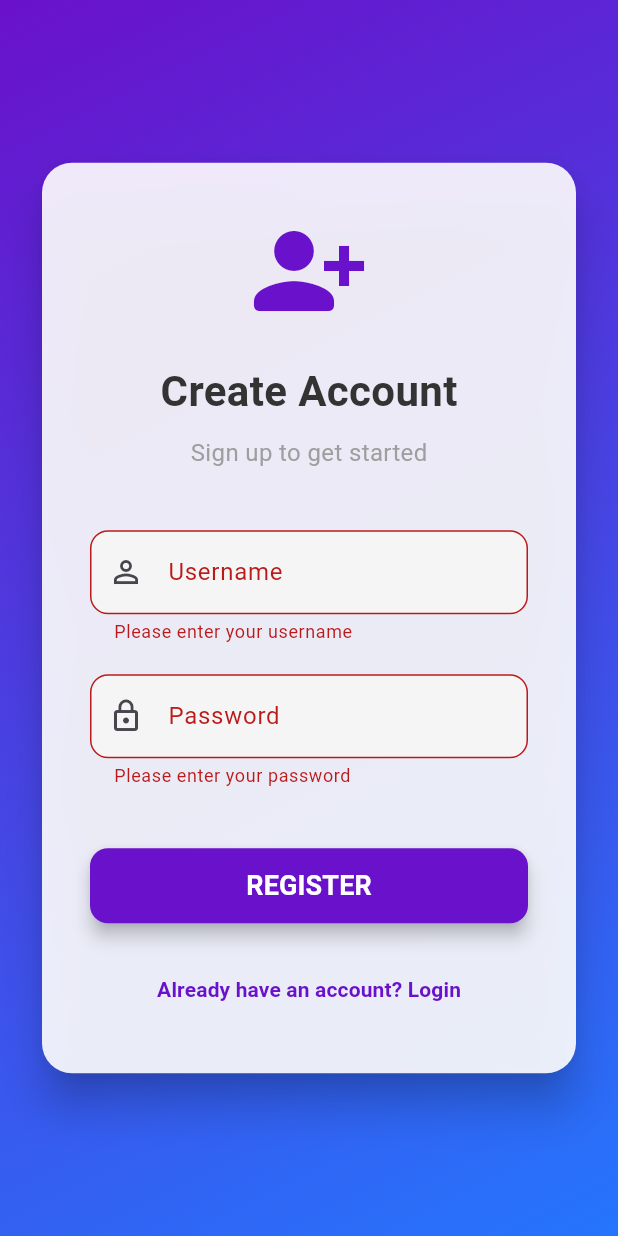
After one commit to Luigi196362/IA-flutter, a Flutter app: the RegisterScreen screen opened directly, after a tap on "REGISTER", on a phone screen of 412 x 824 dp. The commit adds this screen. Run offline on Flutter 3.47's test engine with Material 3 defaults, Android fonts, the phone set to English and light mode, and no system bars.

Commit message:
Pagina de registro

```diff
--- a/lib/l10n/app_en.arb
+++ b/lib/l10n/app_en.arb
@@ -8,5 +8,12 @@
   "loginButton": "LOGIN",
   "loginSuccess": "Login Successful!",
   "loginFailed": "Login Failed: {statusCode}",
-  "errorOccurred": "Error: {error}"
+  "errorOccurred": "Error: {error}",
+  "registerTitle": "Create Account",
+  "registerSubtitle": "Sign up to get started",
+  "registerButton": "REGISTER",
+  "registerLink": "Don't have an account? Sign up",
+  "haveAccountLink": "Already have an account? Login",
+  "registerSuccess": "Registration Successful!",
+  "registerFailed": "Registration Failed: {statusCode}"
 }
--- a/lib/l10n/app_es.arb
+++ b/lib/l10n/app_es.arb
@@ -8,5 +8,12 @@
   "loginButton": "INICIAR SESIÓN",
   "loginSuccess": "¡Inicio de sesión exitoso!",
   "loginFailed": "Fallo el inicio de sesión: {statusCode}",
-  "errorOccurred": "Error: {error}"
+  "errorOccurred": "Error: {error}",
+  "registerTitle": "Crear Cuenta",
+  "registerSubtitle": "Regístrate para comenzar",
+  "registerButton": "REGISTRARSE",
+  "registerLink": "¿No tienes cuenta? Regístrate",
+  "haveAccountLink": "¿Ya tienes cuenta? Inicia sesión",
+  "registerSuccess": "¡Registro exitoso!",
+  "registerFailed": "Fallo el registro: {statusCode}"
 }
--- a/lib/l10n/app_localizations.dart
+++ b/lib/l10n/app_localizations.dart
@@ -157,6 +157,48 @@ abstract class AppLocalizations {
   /// In es, this message translates to:
   /// **'Error: {error}'**
   String errorOccurred(Object error);
+
+  /// No description provided for @registerTitle.
+  ///
+  /// In es, this message translates to:
+  /// **'Crear Cuenta'**
+  String get registerTitle;
+
+  /// No description provided for @registerSubtitle.
+  ///
+  /// In es, this message translates to:
+  /// **'Regístrate para comenzar'**
+  String get registerSubtitle;
+
+  /// No description provided for @registerButton.
+  ///
+  /// In es, this message translates to:
+  /// **'REGISTRARSE'**
+  String get registerButton;
+
+  /// No description provided for @registerLink.
+  ///
+  /// In es, this message translates to:
+  /// **'¿No tienes cuenta? Regístrate'**
+  String get registerLink;
+
+  /// No description provided for @haveAccountLink.
+  ///
+  /// In es, this message translates to:
+  /// **'¿Ya tienes cuenta? Inicia sesión'**
+  String get haveAccountLink;
+
+  /// No description provided for @registerSuccess.
+  ///
+  /// In es, this message translates to:
+  /// **'¡Registro exitoso!'**
+  String get registerSuccess;
+
+  /// No description provided for @registerFailed.
+  ///
+  /// In es, this message translates to:
+  /// **'Fallo el registro: {statusCode}'**
+  String registerFailed(Object statusCode);
 }
 
 class _AppLocalizationsDelegate
--- a/lib/l10n/app_localizations_en.dart
+++ b/lib/l10n/app_localizations_en.dart
@@ -41,4 +41,27 @@ class AppLocalizationsEn extends AppLocalizations {
   String errorOccurred(Object error) {
     return 'Error: $error';
   }
+
+  @override
+  String get registerTitle => 'Create Account';
+
+  @override
+  String get registerSubtitle => 'Sign up to get started';
+
+  @override
+  String get registerButton => 'REGISTER';
+
+  @override
+  String get registerLink => 'Don\'t have an account? Sign up';
+
+  @override
+  String get haveAccountLink => 'Already have an account? Login';
+
+  @override
+  String get registerSuccess => 'Registration Successful!';
+
+  @override
+  String registerFailed(Object statusCode) {
+    return 'Registration Failed: $statusCode';
+  }
 }
--- a/lib/l10n/app_localizations_es.dart
+++ b/lib/l10n/app_localizations_es.dart
@@ -41,4 +41,27 @@ class AppLocalizationsEs extends AppLocalizations {
   String errorOccurred(Object error) {
     return 'Error: $error';
   }
+
+  @override
+  String get registerTitle => 'Crear Cuenta';
+
+  @override
+  String get registerSubtitle => 'Regístrate para comenzar';
+
+  @override
+  String get registerButton => 'REGISTRARSE';
+
+  @override
+  String get registerLink => '¿No tienes cuenta? Regístrate';
+
+  @override
+  String get haveAccountLink => '¿Ya tienes cuenta? Inicia sesión';
+
+  @override
+  String get registerSuccess => '¡Registro exitoso!';
+
+  @override
+  String registerFailed(Object statusCode) {
+    return 'Fallo el registro: $statusCode';
+  }
 }
--- a/lib/screens/login_screen.dart
+++ b/lib/screens/login_screen.dart
@@ -3,6 +3,7 @@ import 'package:flutter/material.dart';
 import 'package:http/http.dart' as http;
 import '../l10n/app_localizations.dart';
 import '../main.dart';
+import 'register_screen.dart';
 
 class LoginScreen extends StatefulWidget {
   const LoginScreen({super.key});
@@ -237,6 +238,25 @@ class _LoginScreenState extends State<LoginScreen>
                                       ),
                               ),
                             ),
+                            const SizedBox(height: 20),
+                            TextButton(
+                              onPressed: () {
+                                Navigator.push(
+                                  context,
+                                  MaterialPageRoute(
+                                    builder: (context) =>
+                                        const RegisterScreen(),
+                                  ),
+                                );
+                              },
+                              child: Text(
+                                AppLocalizations.of(context)!.registerLink,
+                                style: const TextStyle(
+                                  color: Color(0xFF6A11CB),
+                                  fontWeight: FontWeight.bold,
+                                ),
+                              ),
+                            ),
                           ],
                         ),
                       ),
--- /dev/null
+++ b/lib/screens/register_screen.dart
@@ -0,0 +1,258 @@
+import 'dart:convert';
+import 'package:flutter/material.dart';
+import 'package:http/http.dart' as http;
+import '../l10n/app_localizations.dart';
+
+class RegisterScreen extends StatefulWidget {
+  const RegisterScreen({super.key});
+
+  @override
+  State<RegisterScreen> createState() => _RegisterScreenState();
+}
+
+class _RegisterScreenState extends State<RegisterScreen>
+    with SingleTickerProviderStateMixin {
+  final _formKey = GlobalKey<FormState>();
+  final _usernameController = TextEditingController();
+  final _passwordController = TextEditingController();
+  bool _isLoading = false;
+  late AnimationController _animationController;
+  late Animation<double> _fadeAnimation;
+
+  @override
+  void initState() {
+    super.initState();
+    _animationController = AnimationController(
+      vsync: this,
+      duration: const Duration(milliseconds: 1500),
+    );
+    _fadeAnimation = Tween<double>(begin: 0.0, end: 1.0).animate(
+      CurvedAnimation(parent: _animationController, curve: Curves.easeIn),
+    );
+    _animationController.forward();
+  }
+
+  @override
+  void dispose() {
+    _usernameController.dispose();
+    _passwordController.dispose();
+    _animationController.dispose();
+    super.dispose();
+  }
+
+  Future<void> _register() async {
+    if (!_formKey.currentState!.validate()) return;
+
+    setState(() {
+      _isLoading = true;
+    });
+
+    final url = Uri.parse('http://localhost:8080/api/register');
+    try {
+      final response = await http.post(
+        url,
+        headers: {'Content-Type': 'application/json'},
+        body: jsonEncode({
+          'username': _usernameController.text,
+          'password': _passwordController.text,
+        }),
+      );
+
+      if (!mounted) return;
+
+      if (response.statusCode == 200 || response.statusCode == 201) {
+        // Success
+        ScaffoldMessenger.of(context).showSnackBar(
+          SnackBar(
+            content: Text(AppLocalizations.of(context)!.registerSuccess),
+            backgroundColor: Colors.green,
+          ),
+        );
+        // Navigate back to login
+        Navigator.pop(context);
+      } else {
+        // Failure
+        ScaffoldMessenger.of(context).showSnackBar(
+          SnackBar(
+            content: Text(
+              AppLocalizations.of(context)!.registerFailed(response.statusCode),
+            ),
+            backgroundColor: Colors.red,
+          ),
+        );
+      }
+    } catch (e) {
+      if (!mounted) return;
+      ScaffoldMessenger.of(context).showSnackBar(
+        SnackBar(
+          content: Text(
+            AppLocalizations.of(context)!.errorOccurred(e.toString()),
+          ),
+          backgroundColor: Colors.red,
+        ),
+      );
+    } finally {
+      if (mounted) {
+        setState(() {
+          _isLoading = false;
+        });
+      }
+    }
+  }
+
+  @override
+  Widget build(BuildContext context) {
+    return Scaffold(
+      body: Container(
+        decoration: const BoxDecoration(
+          gradient: LinearGradient(
+            begin: Alignment.topLeft,
+            end: Alignment.bottomRight,
+            colors: [
+              Color(0xFF6A11CB), // Deep Purple
+              Color(0xFF2575FC), // Blue
+            ],
+          ),
+        ),
+        child: Center(
+          child: SingleChildScrollView(
+            padding: const EdgeInsets.all(24.0),
+            child: FadeTransition(
+              opacity: _fadeAnimation,
+              child: Card(
+                elevation: 12,
+                shape: RoundedRectangleBorder(
+                  borderRadius: BorderRadius.circular(20),
+                ),
+                color: Colors.white.withOpacity(0.9),
+                child: Padding(
+                  padding: const EdgeInsets.all(32.0),
+                  child: Form(
+                    key: _formKey,
+                    child: Column(
+                      mainAxisSize: MainAxisSize.min,
+                      children: [
+                        const Icon(
+                          Icons.person_add_alt_1_rounded,
+                          size: 80,
+                          color: Color(0xFF6A11CB),
+                        ),
+                        const SizedBox(height: 20),
+                        Text(
+                          AppLocalizations.of(context)!.registerTitle,
+                          style: const TextStyle(
+                            fontSize: 28,
+                            fontWeight: FontWeight.bold,
+                            color: Color(0xFF333333),
+                          ),
+                        ),
+                        const SizedBox(height: 10),
+                        Text(
+                          AppLocalizations.of(context)!.registerSubtitle,
+                          style: const TextStyle(
+                            fontSize: 16,
+                            color: Colors.grey,
+                          ),
+                        ),
+                        const SizedBox(height: 40),
+                        TextFormField(
+                          controller: _usernameController,
+                          decoration: InputDecoration(
+                            labelText: AppLocalizations.of(
+                              context,
+                            )!.usernameLabel,
+                            prefixIcon: const Icon(Icons.person_outline),
+                            border: OutlineInputBorder(
+                              borderRadius: BorderRadius.circular(12),
+                            ),
+                            filled: true,
+                            fillColor: Colors.grey[100],
+                          ),
+                          validator: (value) {
+                            if (value == null || value.isEmpty) {
+                              return AppLocalizations.of(context)!.usernameHint;
+                            }
+                            return null;
+                          },
+                        ),
+                        const SizedBox(height: 20),
+                        TextFormField(
+                          controller: _passwordController,
+                          obscureText: true,
+                          decoration: InputDecoration(
+                            labelText: AppLocalizations.of(
+                              context,
+                            )!.passwordLabel,
+                            prefixIcon: const Icon(Icons.lock_outline),
+                            border: OutlineInputBorder(
+                              borderRadius: BorderRadius.circular(12),
+                            ),
+                            filled: true,
+                            fillColor: Colors.grey[100],
+                          ),
+                          validator: (value) {
+                            if (value == null || value.isEmpty) {
+                              return AppLocalizations.of(context)!.passwordHint;
+                            }
+                            return null;
+                          },
+                        ),
+                        const SizedBox(height: 40),
+                        SizedBox(
+                          width: double.infinity,
+                          height: 50,
+                          child: ElevatedButton(
+                            onPressed: _isLoading ? null : _register,
+                            style: ElevatedButton.styleFrom(
+                              backgroundColor: const Color(0xFF6A11CB),
+                              foregroundColor: Colors.white,
+                              shape: RoundedRectangleBorder(
+                                borderRadius: BorderRadius.circular(12),
+                              ),
+                              elevation: 5,
+                            ),
+                            child: _isLoading
+                                ? const SizedBox(
+                                    height: 24,
+                                    width: 24,
+                                    child: CircularProgressIndicator(
+                                      color: Colors.white,
+                                      strokeWidth: 2,
+                                    ),
+                                  )
+                                : Text(
+                                    AppLocalizations.of(
+                                      context,
+                                    )!.registerButton,
+                                    style: const TextStyle(
+                                      fontSize: 18,
+                                      fontWeight: FontWeight.bold,
+                                    ),
+                                  ),
+                          ),
+                        ),
+                        const SizedBox(height: 20),
+                        TextButton(
+                          onPressed: () {
+                            Navigator.pop(context);
+                          },
+                          child: Text(
+                            AppLocalizations.of(context)!.haveAccountLink,
+                            style: const TextStyle(
+                              color: Color(0xFF6A11CB),
+                              fontWeight: FontWeight.bold,
+                            ),
+                          ),
+                        ),
+                      ],
+                    ),
+                  ),
+                ),
+              ),
+            ),
+          ),
+        ),
+      ),
+    );
+  }
+}
```
